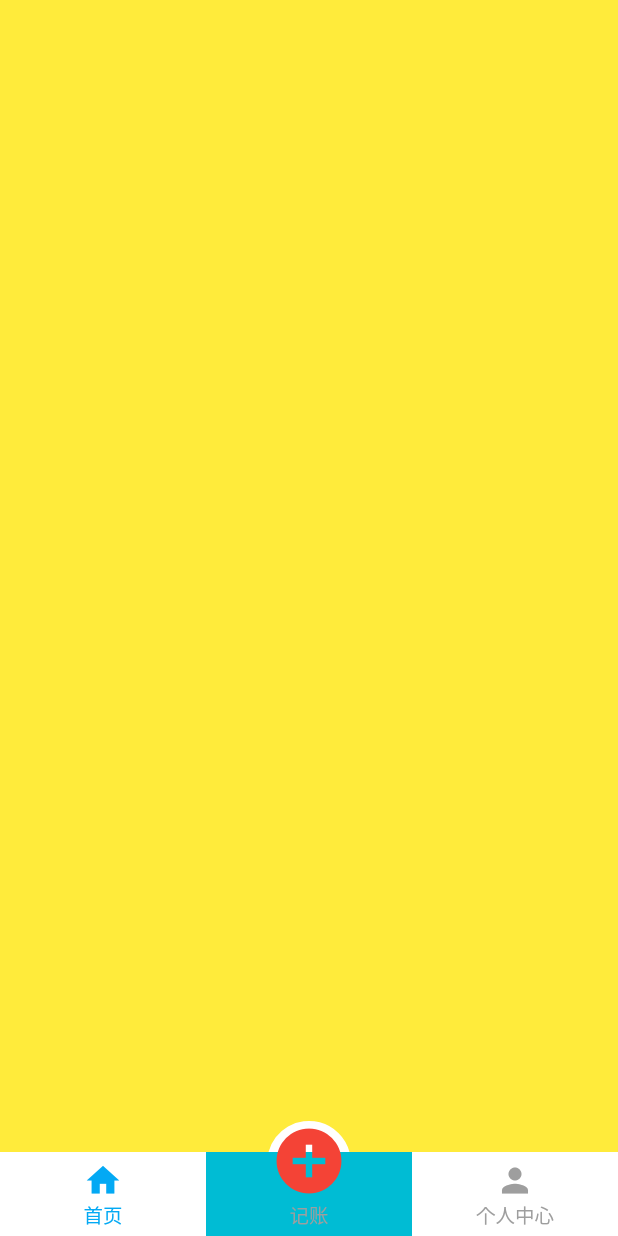
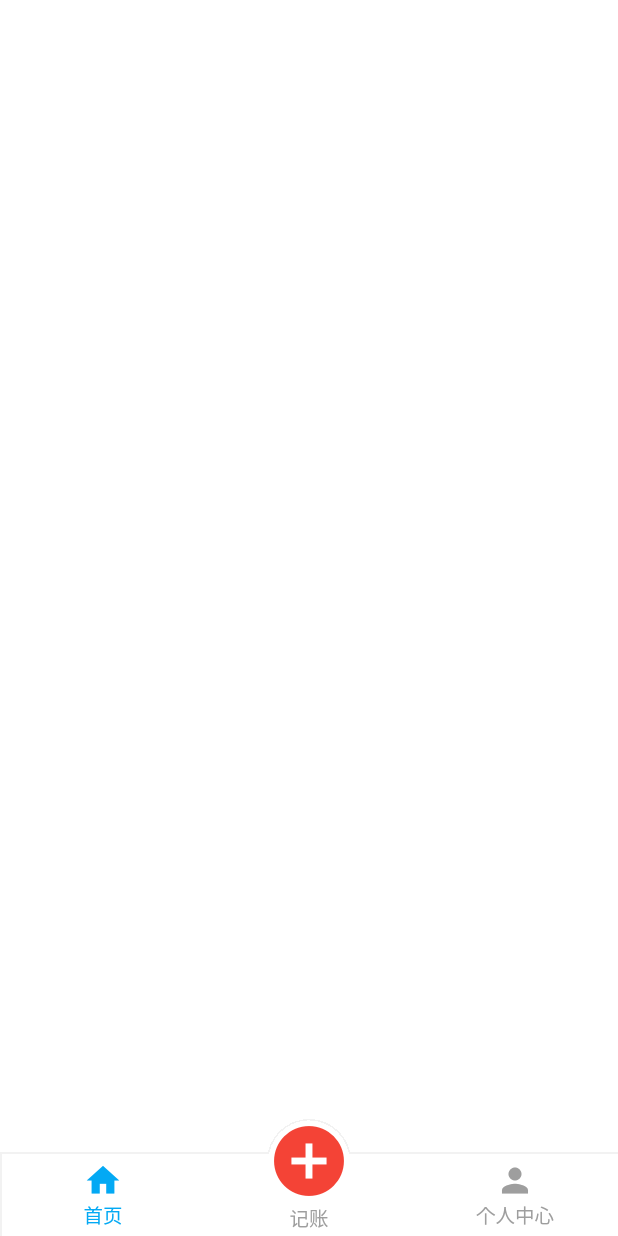
Before and after one commit to jaeysun/dj_account_book, a Flutter app: the screen it shows after launch, on a phone screen of 412 x 824 dp. Run offline on Flutter 3.47's test engine with Material 2 defaults, Android fonts, the phone set to English and light mode, and no system bars.

Commit message:
1、完成自定义底部导航栏

```diff
--- a/lib/navigation/dj_bottom_navigation_bar.dart
+++ b/lib/navigation/dj_bottom_navigation_bar.dart
@@ -5,18 +5,14 @@ import 'package:flutter/material.dart';
 
 class DJBottomNavigationBar extends StatefulWidget {
   final void Function(int index) onTap;
-  final Widget centerItem;
+  final DJBottomNavigationBarOutItem centerItem;
   final List<Widget> items;
-  final Color defaultColor;
-  final Color activeColor;
   final int currentIndex;
   const DJBottomNavigationBar({
     Key key,
     this.onTap,
     this.centerItem,
     this.items,
-    this.defaultColor,
-    this.activeColor,
     this.currentIndex,
   }) : super(key: key);
 
@@ -25,22 +21,38 @@ class DJBottomNavigationBar extends StatefulWidget {
 }
 
 class _DJBottomNavigationBarState extends State<DJBottomNavigationBar> {
-
   @override
   Widget build(BuildContext context) {
-
-    // 底部偏移，适配iPhoneXxi系列
+    // 底部偏移，适配iPhoneX系列底部安全区域
     final double additionalBottomPadding =
         MediaQuery.of(context).padding.bottom;
 
     // items个数必须为偶数个
-    if(widget.items.length%2 != 0) return null;
-    List<Widget> _totalItems = [];
-    for (int i = 0; i < widget.items.length; i++) {
-      if (i == widget.items.length / 2) {
-        _totalItems.add(Expanded(child: widget.centerItem));
+    int count = widget.items.length;
+    if (count % 2 != 0) return null;
+
+    Widget initExpandedWidget(int index, Widget child) {
+      return Expanded(
+        child: GestureDetector(
+          onTap: () {
+            // 点击barItem回调
+            widget.onTap(index);
+          },
+          child: child,
+        ),
+      );
     }
-      _totalItems.add(Expanded(child: widget.items[i]));
+
+    // 实际添加到导航栏的标签
+    List<Widget> _resultItems = List();
+    for (int i = 0; i < count; i++) {
+      if(i == (count~/2)) {
+        Widget resultItem = initExpandedWidget(-1, widget.centerItem);
+        _resultItems.add(resultItem);
+      }
+      Widget tempItem = widget.items[i];
+      Widget resultItem  = initExpandedWidget(i, tempItem);
+      _resultItems.add(resultItem);
     }
 
     return Semantics(
@@ -51,7 +63,7 @@ class _DJBottomNavigationBarState extends State<DJBottomNavigationBar> {
           constraints: BoxConstraints(
               minHeight: kBottomNavigationBarHeight + additionalBottomPadding),
           child: CustomPaint(
-            painter: CustomPaintBottomBar(),
+            painter: CustomPaintBottomBar(widget.centerItem.radius, 1),
             child: Material(
               type: MaterialType.transparency,
               child: Padding(
@@ -63,7 +75,7 @@ class _DJBottomNavigationBarState extends State<DJBottomNavigationBar> {
                     height: kBottomNavigationBarHeight,
                     child: Flex(
                       direction: Axis.horizontal,
-                      children: _totalItems,
+                      children: _resultItems,
                     ),
                   ),
                 ),
@@ -80,9 +92,8 @@ class DJBottomNavigationBarOutItem extends StatefulWidget {
   final double radius;
   final String title;
   final IconData iconData;
-  final bool selected;
   const DJBottomNavigationBarOutItem(
-      {Key key, this.title, this.iconData, this.selected, this.radius})
+      {Key key, this.title, this.iconData, this.radius})
       : super(key: key);
   @override
   _DJBottomNavigationBarOutItemState createState() =>
@@ -94,7 +105,6 @@ class _DJBottomNavigationBarOutItemState
   @override
   Widget build(BuildContext context) {
     return Container(
-      color: Colors.cyan,
       child: Stack(
         alignment: Alignment.center,
         overflow: Overflow.visible,
@@ -107,15 +117,75 @@ class _DJBottomNavigationBarOutItemState
                 size: widget.radius * 2,
                 color: Colors.red,
               ),
-              Text(
+              Container(
+                height: djBottomNavigationBarItemTextHeight,
+                child: Text(
                   widget.title,
                   style: TextStyle(fontSize: 13.0, color: Colors.grey),
+                ),
               )
             ]),
           ),
         ],
       ),
     );
+  }
+}
+
+class CustomPaintBottomBar extends CustomPainter {
+  final double radius;
+  final double elevation;
+  CustomPaintBottomBar(this.radius, this.elevation);
+  // 绘图
+  @override
+  void paint(Canvas canvas, Size size) {
+    double offsetY = kBottomNavigationBarHeight -
+        djBottomNavigationBarItemTextHeight -
+        djBottomNavigationBarBottomPadding -
+        radius;
+    Paint paint = Paint();
+    paint.color = Colors.white; // 画笔颜色
+    paint.isAntiAlias = true; // 是否抗锯齿
+    paint.style = PaintingStyle.fill; //画笔样式:填充
+    Path path = new Path();
+    path.moveTo(0.0, 0.0);
+    Rect rect = Rect.fromCircle(
+      center: Offset(size.width * 0.5, offsetY),
+      radius: radius,
+    );
+    path.arcTo(rect, djPI + asin(offsetY / radius),
+        djPI - 2 * asin(offsetY / radius), false);
+    path.lineTo(size.width, 0.0);
+    path.lineTo(size.width, size.height);
+    path.lineTo(0.0, size.height);
+    path.close();
+    canvas.drawPath(path, paint);
+
+    if (elevation > 0) {
+      double shadowRadius = radius - elevation;
+      double shadowOffsetY = offsetY - elevation;
+      Rect shadowRect = Rect.fromCircle(
+        center: Offset(size.width * 0.5, offsetY),
+        radius: shadowRadius,
+      );
+      Path shadowPath = Path.combine(
+          PathOperation.difference,
+          path,
+          Path()
+            ..moveTo(elevation, elevation)
+            ..arcTo(shadowRect, djPI + asin(shadowOffsetY / shadowRadius),
+                djPI - 2 * asin(shadowOffsetY / shadowRadius), false)
+            ..lineTo(size.width, elevation)
+            ..lineTo(size.width, size.height)
+            ..lineTo(elevation, size.height)
+            ..close());
+      canvas.drawShadow(shadowPath, Color(0x229E9E9E), -elevation, false);
+    }
+  }
+  // 刷新布局的时候告诉flutter 是否需要重绘
+  @override
+  bool shouldRepaint(CustomPainter oldDelegate) {
+    return true;
   }
 }
 
@@ -155,13 +225,16 @@ class _DJBottomNavigationBarItemState extends State<DJBottomNavigationBarItem> {
                   size: 26.0,
                   color: widget.selected ? activeColor : defaultColor,
                 ),
-                Text(
+                Container(
+                  height: djBottomNavigationBarItemTextHeight,
+                  child: Text(
                     widget.title,
                     style: TextStyle(
                       fontSize: 13.0,
                       color: widget.selected ? activeColor : defaultColor,
                     ),
                   ),
+                )
               ],
             ),
           ),
@@ -170,33 +243,3 @@ class _DJBottomNavigationBarItemState extends State<DJBottomNavigationBarItem> {
     );
   }
 }
-
-class CustomPaintBottomBar extends CustomPainter {
-  double radius = 27.0 / cos(DJ_PI / 12);
-  //绘制流程
-  @override
-  void paint(Canvas canvas, Size size) {
-    Paint p = new Paint();
-    p.color = Colors.white; // 画笔颜色
-    p.isAntiAlias = true; // 是否抗锯齿
-    p.style = PaintingStyle.fill; //画笔样式:填充
-    p.strokeWidth = 1.0;
-    Path path = new Path();
-    path.moveTo(0.0, 0.0);
-    Rect rect = Rect.fromCircle(
-        center: Offset(size.width * 0.5, 0 + radius * sin(DJ_PI / 12)),
-        radius: radius);
-    path.arcTo(rect, DJ_PI * 13 / 12, DJ_PI * 10 / 12, false);
-    path.lineTo(size.width, 0.0);
-    path.lineTo(size.width, size.height);
-    path.lineTo(0.0, size.height);
-    path.lineTo(0.0, 0.0);
-    canvas.drawPath(path, p);
-  }
-
-  // 刷新布局的时候告诉flutter 是否需要重绘
-  @override
-  bool shouldRepaint(CustomPainter oldDelegate) {
-    return true;
-  }
-}
--- a/lib/navigation/dj_bottom_tabbar_page.dart
+++ b/lib/navigation/dj_bottom_tabbar_page.dart
@@ -25,34 +25,44 @@ class _DJBottomTabBarPageState extends State<DJBottomTabBarPage> {
         controller: _pageController,
         children: <Widget>[
           DJHomePage(),
-          DJChargeAccountPage(),
           DJUserCenterPage(),
         ],
       ),
       bottomNavigationBar: DJBottomNavigationBar(
         onTap: (index) {
+          if (index == -1) {
+            print(index);
+            Navigator.push(
+              context,
+              MaterialPageRoute(builder: (BuildContext context) {
+                return DJChargeAccountPage();
+              }),
+            );
+          } else {
+            _pageController.jumpToPage(index);
+            setState(() {
+              currentIndex = index;
+            });
+          }
         },
-        defaultColor: Color(0xff8a8a8a),
-        activeColor: Color(0xff50b4ed),
         centerItem: DJBottomNavigationBarOutItem(
-          radius: 26.0,
+          radius: 28.0,
           title: "记账",
           iconData: Icons.add_circle,
-          selected: false,
         ),
         items: <Widget>[
           DJBottomNavigationBarItem(
             title: "首页",
             iconData: Icons.home,
-            selected: true,
+            selected: currentIndex == 0,
           ),
           DJBottomNavigationBarItem(
             title: "个人中心",
             iconData: Icons.person,
-            selected: false,
+            selected: currentIndex == 1,
           ),
         ],
-        currentIndex: 0,
+        currentIndex: currentIndex,
       ),
     );
   }
--- a/lib/pages/home/home_page.dart
+++ b/lib/pages/home/home_page.dart
@@ -12,7 +12,7 @@ class _DJHomePageState extends State<DJHomePage> {
   @override
   Widget build(BuildContext context) {
     return Container(
-       color: Colors.yellow,
+       color: Colors.white,
 
     );
   }
--- a/lib/utils/dj_constants.dart
+++ b/lib/utils/dj_constants.dart
@@ -1 +1,3 @@
-const double DJ_PI = 3.1415926;
+const double djPI = 3.1415926;
+const double djBottomNavigationBarBottomPadding = 5.0;
+const double djBottomNavigationBarItemTextHeight = 17.0;
```
Lines whose indentation alone changed are shown as unchanged.
